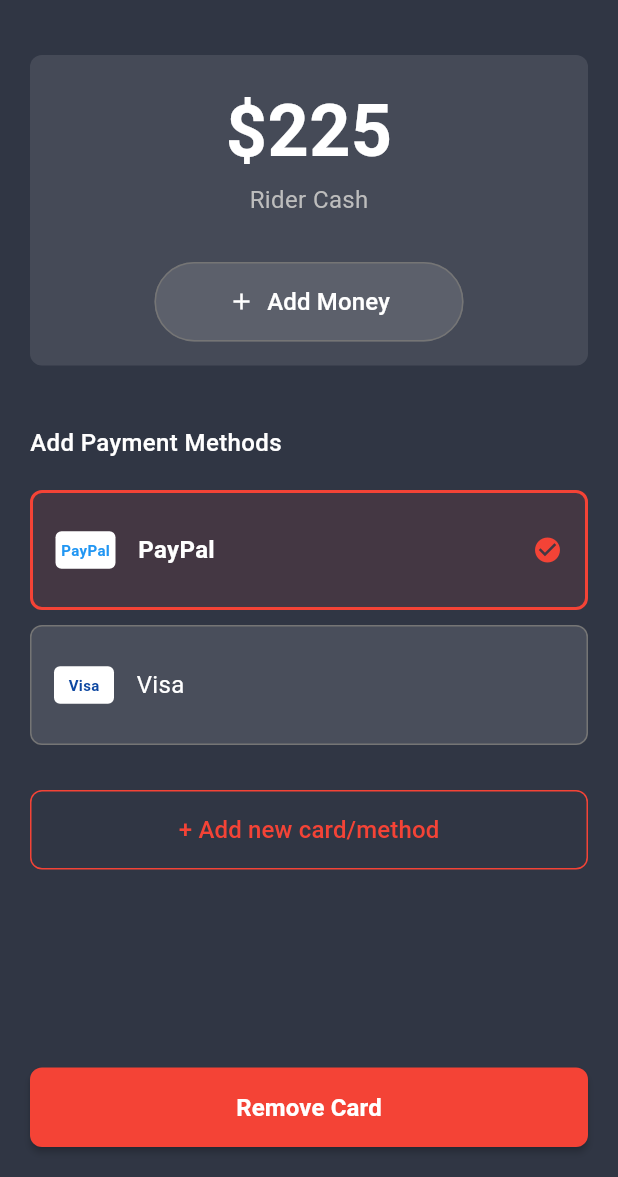
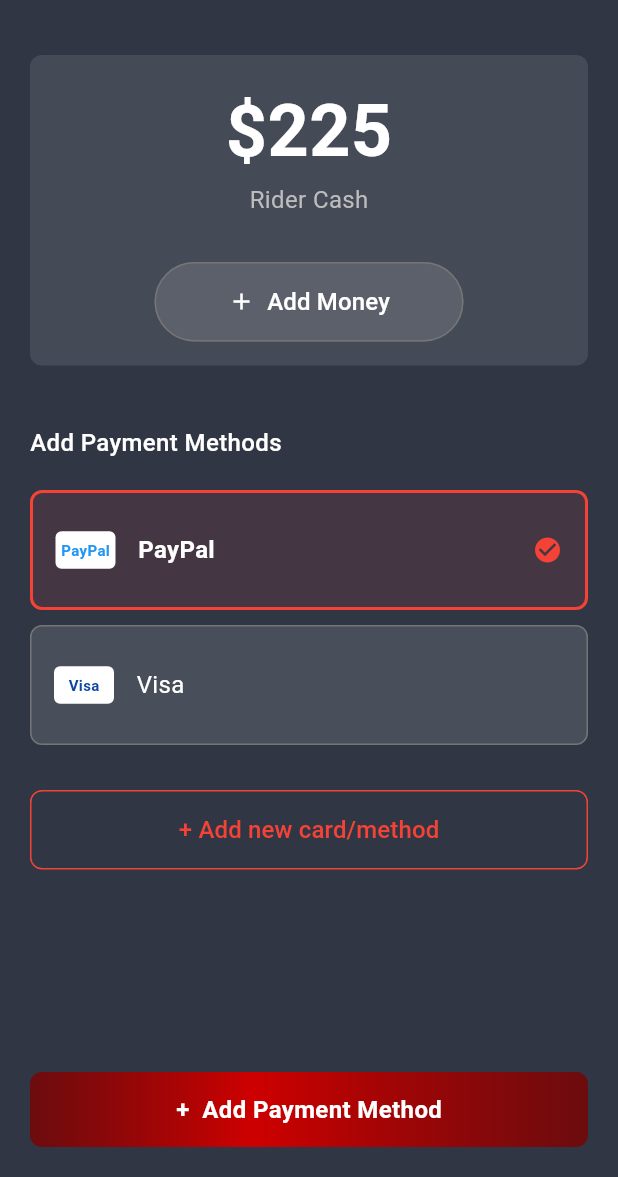
Before and after one commit to MKhalidHossain/Passanger-side-driver-and-passanger--communication-type-Ride-To-Health-, a Flutter app: the WalletScreen screen opened directly, on a phone screen of 412 x 824 dp, the part 59-1236 px from its top. Run offline on Flutter 3.47's test engine with Material 3 defaults, Android fonts, the phone set to English and light mode, and no system bars; our stand-ins replace file_picker, get, image_picker, pinput, shared_preferences, video_player; accounts and stored records are empty.

Commit message:
UI Payment

```diff
--- a/lib/feature/historyAndProfile/presentation/screens/wallet_screen.dart
+++ b/lib/feature/historyAndProfile/presentation/screens/wallet_screen.dart
@@ -1,4 +1,5 @@
 import 'package:flutter/material.dart';
+import 'package:rideztohealth/core/widgets/wide_custom_button.dart';
 import '../widgets/payment_method_card.dart';
 import 'add_card_screen.dart';
 import 'add_funds_screen.dart';
@@ -58,10 +59,11 @@ class _WalletScreenState extends State<WalletScreen> {
           _buildBalanceSection(),
           SizedBox(height: 40),
           _buildPaymentMethodsSection(),
-          SizedBox(height: 20),
-          _buildAddNewCardButton(),
           Spacer(),
-          _buildRemoveCardButton(),
+          WideCustomButton(
+            text: '+  Add Payment Method',
+            onPressed: () => _showRemoveCardDialog(),
+          ),
         ],
       ),
     );
@@ -146,12 +148,9 @@ class _WalletScreenState extends State<WalletScreen> {
             onTap: () => _handlePaymentMethodTap(method),
           ),
         ),
-      ],
-    );
-  }
+        const SizedBox(height: 20),
 
-  Widget _buildAddNewCardButton() {
-    return Container(
+        Container(
           width: double.infinity,
           child: TextButton(
             onPressed: () => _navigateToAddCard(),
@@ -171,29 +170,8 @@ class _WalletScreenState extends State<WalletScreen> {
               ),
             ),
           ),
-    );
-  }
-
-  Widget _buildRemoveCardButton() {
-    return Container(
-      width: double.infinity,
-      child: ElevatedButton(
-        onPressed: () => _showRemoveCardDialog(),
-        style: ElevatedButton.styleFrom(
-          backgroundColor: Colors.red,
-          padding: EdgeInsets.symmetric(vertical: 15),
-          shape: RoundedRectangleBorder(borderRadius: BorderRadius.circular(8)),
-          elevation: 2,
         ),
-        child: Text(
-          'Remove Card',
-          style: TextStyle(
-            color: Colors.white,
-            fontSize: 16,
-            fontWeight: FontWeight.w600,
-          ),
-        ),
-      ),
+      ],
     );
   }
 
```
Lines whose indentation alone changed are shown as unchanged.
